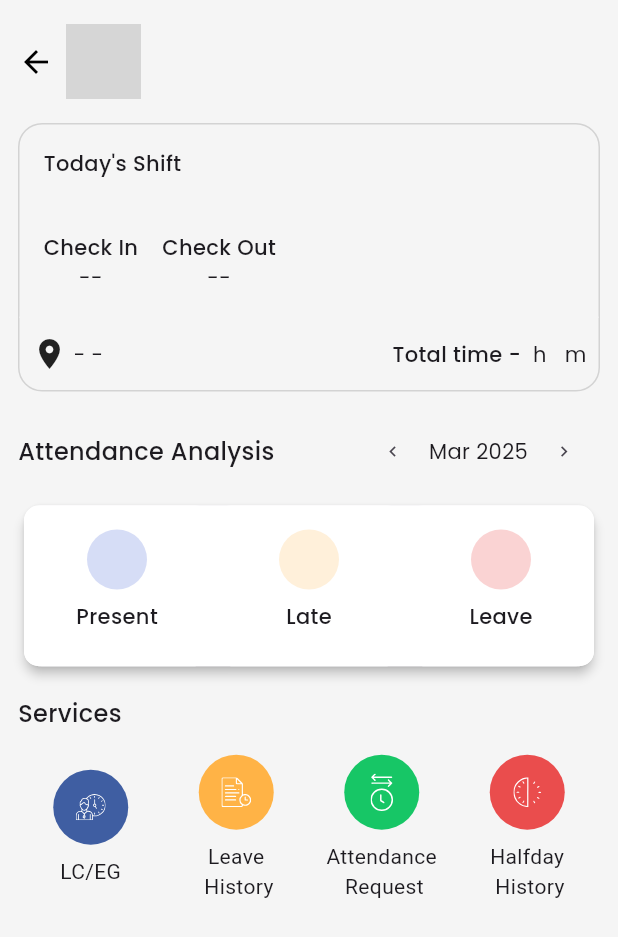
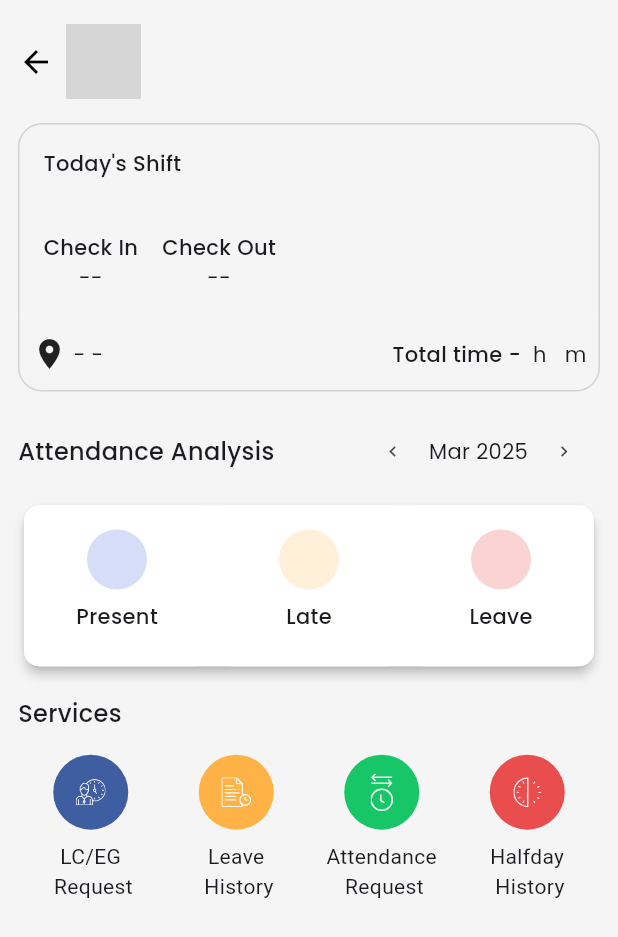
Before and after one commit to dheerajamy22/AirWater_Jinzy, a Flutter app: the EmployeeDetails screen opened directly with empty values, after a tap on the "chevron left" icon, on a phone screen of 412 x 824 dp. Shown: the top 937 px of the screen. Run offline on Flutter 3.47's test engine with Material 3 defaults, Android fonts, the phone set to English and light mode, and no system bars; our stand-ins replace animated_splash_screen, another_flushbar, email_validator, file_picker, firebase_core, firebase_messaging and 14 more; missing offline and left inert: app_settings, encrypt, get_ip_address, linear_progress_bar, network_info_plus, radio_group_v2 and 2 more; accounts and stored records are empty; network calls fail; project files that could hold a hidden picture were left out; grey boxes are pictures that could not be loaded.

Commit message:
`Updated various files to replace 'Attendance Request' with 'EG/LC Request' and made minor changes to existing code.`

```diff
--- a/lib/Earlygoing_latecoming/emp_EGLC.dart
+++ b/lib/Earlygoing_latecoming/emp_EGLC.dart
@@ -49,7 +49,7 @@ class _employee_EGLCState extends State<employee_EGLC> {
                                   Container(
                   padding: const EdgeInsets.only(left: 8.0),
                   child: const Text(
-                    'Attendance Request',
+                    'EG/LC Request',
                     style: TextStyle(
                         fontSize: 18,
                         fontFamily: 'pop',
--- a/lib/emp_details/emp_dashboard.dart
+++ b/lib/emp_details/emp_dashboard.dart
@@ -65,7 +65,7 @@ class _EmployeeDetailsState extends State<EmployeeDetails> {
     print(months[selectedMonthIndex].toString().split(" ").first);
     print(selectedYear);
     var response = await http
-        .post(Uri.parse('${baseurl.url}WebLog-CheckIn-OutDetails'), body: {
+        .post(Uri.parse('${baseurl.url}attendence-log'), body: {
       'emp_code': '${widget.emp_code}',
       'month_number':
           '${months[selectedMonthIndex].toString().split(" ").first}',
@@ -529,7 +529,7 @@ class _EmployeeDetailsState extends State<EmployeeDetails> {
                                 Padding(
                                   padding: const EdgeInsets.only(top: 8.0),
                                   child: Text(
-                                    'LC/EG',
+                                    'LC/EG\n Request',
                                     textAlign: TextAlign.center,
                                   ),
                                 ),
--- a/lib/halfday_leave/emp_halfday.dart
+++ b/lib/halfday_leave/emp_halfday.dart
@@ -474,7 +474,7 @@ class _emp_halfdayState extends State<emp_halfday> {
               date: i['date'],
               status: i['status'],
               lr_reason: i['lr_reason'],
-              type: i['Type']);
+              type: "");
           // filter_list.add(leavedetails);
           List<halfworkflow> data = [];
           data.add(wfhdetails);
--- a/lib/new_dashboard_2024/updated_dashboard_2024.dart
+++ b/lib/new_dashboard_2024/updated_dashboard_2024.dart
@@ -3066,6 +3066,8 @@ class _upcoming_dashState extends State<upcoming_dash> {
 
           setState(() {
             work_flow_data.add(workflow);
+             print("attendance length ${work_flow_data.length}");
+              print("Name ${EncryptData.decryptAES(work_flow_data[0].wtxn_requester_emp_name)}");
           });
         }
         print('attendance ${work_flow_data.length}');
--- a/lib/new_leave_managerdashboard/manager_leaveworkflow.dart
+++ b/lib/new_leave_managerdashboard/manager_leaveworkflow.dart
@@ -74,7 +74,7 @@ class _manager_workflowState extends State<manager_workflow> {
             tbl_leavecode_id: array_data['tbl_leavecode_id'],
             lr_reason: array_data['lr_reason'],
             leave_type: array_data['leave_type'],
-            lr_leave_planed: array_data['lr_leave_planed'],
+            lr_leave_planed: "",
           );
 
           List<leave_workflow> data = [];
@@ -1021,7 +1021,7 @@ class _manager_workflowState extends State<manager_workflow> {
     String? emp_id = pref.getString('emp_id');
     String? e_id = pref.getString('e_id');
     String? token = pref.getString('user_access_token');
-    var response = await http.post(Uri.parse('${baseurl.url}action'), body: {
+    var response = await http.post(Uri.parse('${baseurl.url}workflow-action'), body: {
       'request_id': '${wtxn_id}',
       'status': '${ccl_action}',
       'comment': '${wtxn_comments}',
--- a/lib/workflow_request_panel/work_flow_request.dart
+++ b/lib/workflow_request_panel/work_flow_request.dart
@@ -68,7 +68,7 @@ _customProgress('Please wait...');
     String? e_id = pref.getString('e_id');
     String? token = pref.getString('user_access_token');
     var response = await http
-        .post(Uri.parse('${baseurl.url}workFlowRequest_Accept_Reject'), body: {
+        .post(Uri.parse('${baseurl.url}workflow-accept-reject'), body: {
       'req_no': '${wtxn_id}',
       'status': '${ccl_action}',
       'reason': '${wtxn_comments}',
```
Also changed, not shown: lib/workflow_request_panel/all_attandance_aproved_page.dart (+6 -10 lines), 4 other files.
